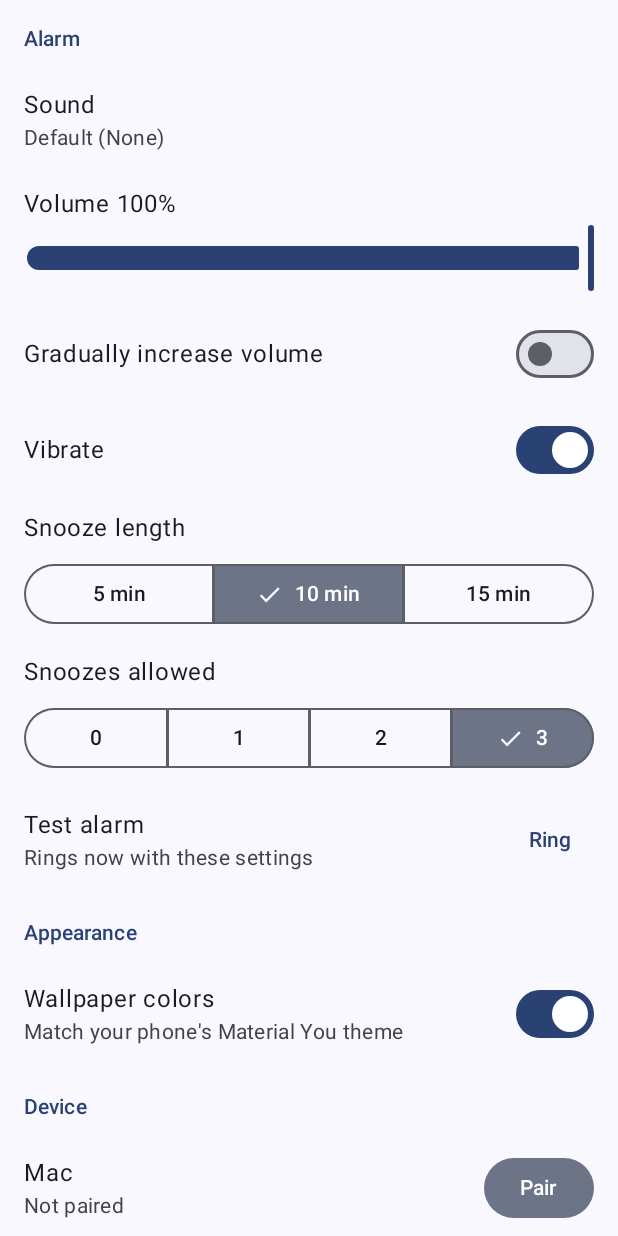
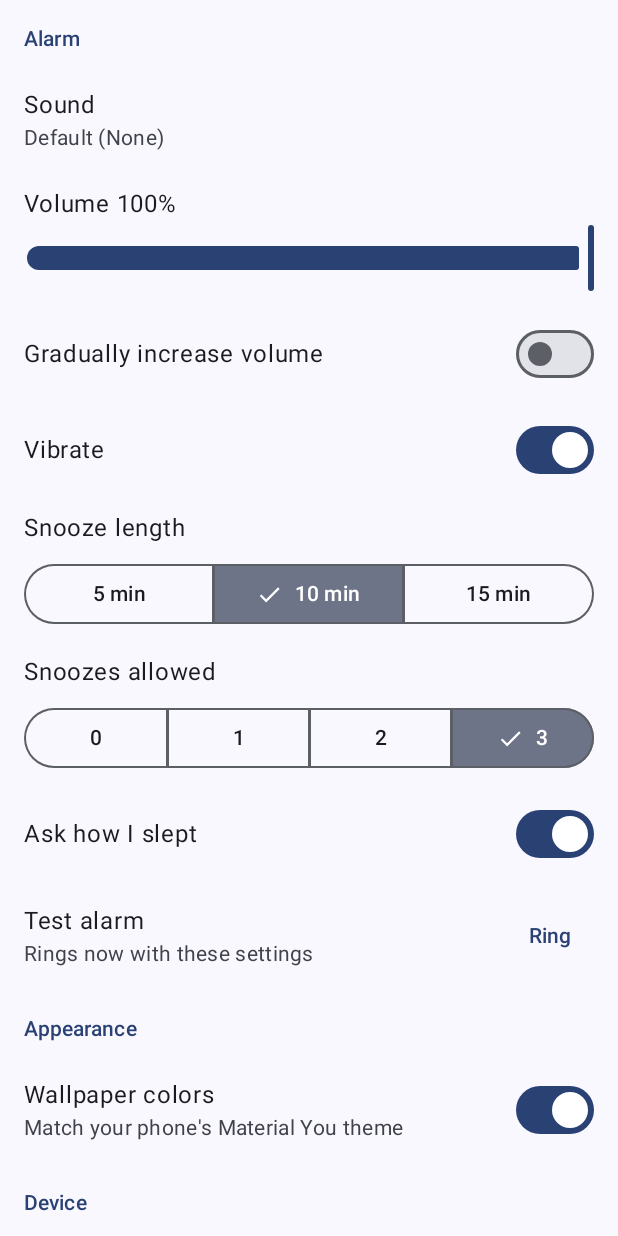
Before and after one commit to kartinul/optimularm, an Android app built with Jetpack Compose: the composable SettingsScreen called with empty values, after a tap on "Gradually increase volume", on a phone screen of 412 x 824 dp. Run offline under Robolectric (Android 15) with nearby library versions, the phone set to English and light mode, and no system bars; our stand-ins replace Firebase (no records; nobody signed in at launch, a user with empty details on screens opened directly); 1 statement that could not run was skipped.

Commit message:
android: setting to skip the morning rating

```diff
--- a/android/app/src/main/java/io/github/kartinul/RingActivity.kt
+++ b/android/app/src/main/java/io/github/kartinul/RingActivity.kt
@@ -54,7 +54,7 @@ class RingActivity : ComponentActivity() {
 
     private fun stop() {
         stopRinging(this)
-        stopped = true
+        if (loadAlarmPrefs(this).askRating) stopped = true else finish()
     }
 
     override fun onKeyDown(keyCode: Int, event: KeyEvent): Boolean {
--- a/android/app/src/main/java/io/github/kartinul/data/AlarmPrefs.kt
+++ b/android/app/src/main/java/io/github/kartinul/data/AlarmPrefs.kt
@@ -11,6 +11,7 @@ data class AlarmPrefs(
     val vibrate: Boolean = true,
     val snoozeMinutes: Int = 10,
     val maxSnoozes: Int = 3,
+    val askRating: Boolean = true, // "How did you sleep?" after stopping; auto-tune learns from it
 )
 
 val SNOOZE_LENGTHS = listOf(5, 10, 15)
@@ -29,6 +30,7 @@ fun loadAlarmPrefs(context: Context): AlarmPrefs = prefs(context).let {
         snoozeMinutes = it.getInt("snoozeMinutes", defaults.snoozeMinutes).takeIf(SNOOZE_LENGTHS::contains)
             ?: defaults.snoozeMinutes,
         maxSnoozes = it.getInt("maxSnoozes", defaults.maxSnoozes).takeIf(SNOOZE_LIMITS::contains) ?: defaults.maxSnoozes,
+        askRating = it.getBoolean("askRating", defaults.askRating),
     )
 }
 
@@ -39,6 +41,7 @@ fun saveAlarmPrefs(context: Context, alarm: AlarmPrefs) = prefs(context).edit {
     putBoolean("vibrate", alarm.vibrate)
     putInt("snoozeMinutes", alarm.snoozeMinutes)
     putInt("maxSnoozes", alarm.maxSnoozes)
+    putBoolean("askRating", alarm.askRating)
 }
 
 /** Snoozes used since the alarm last rang for real. */
--- a/android/app/src/main/java/io/github/kartinul/ui/AlarmSettings.kt
+++ b/android/app/src/main/java/io/github/kartinul/ui/AlarmSettings.kt
@@ -83,6 +83,7 @@ fun AlarmSettings() {
     ChoiceItem("Snoozes allowed", SNOOZE_LIMITS, alarm.maxSnoozes, { "$it" }) {
         update(alarm.copy(maxSnoozes = it))
     }
+    SwitchItem("Ask how I slept", alarm.askRating) { update(alarm.copy(askRating = it)) }
     ListItem(
         headlineContent = { Text("Test alarm") },
         supportingContent = { Text("Rings now with these settings") },
```
